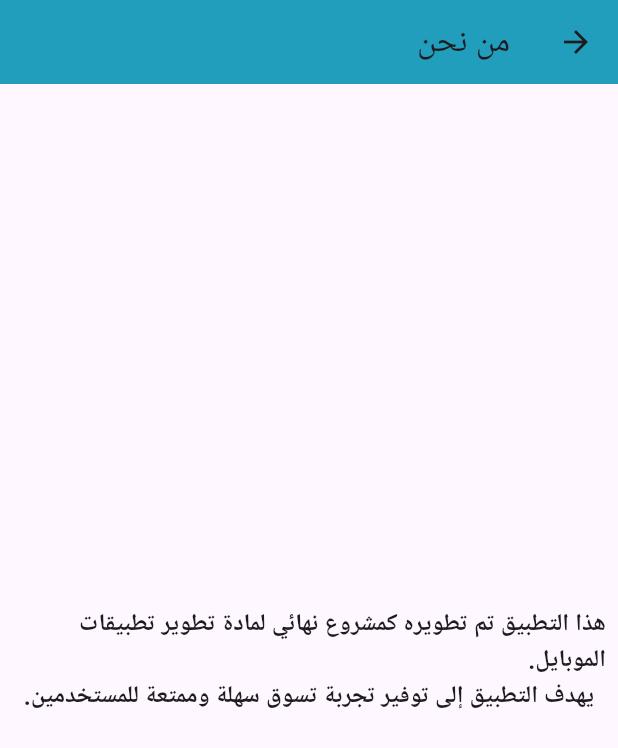
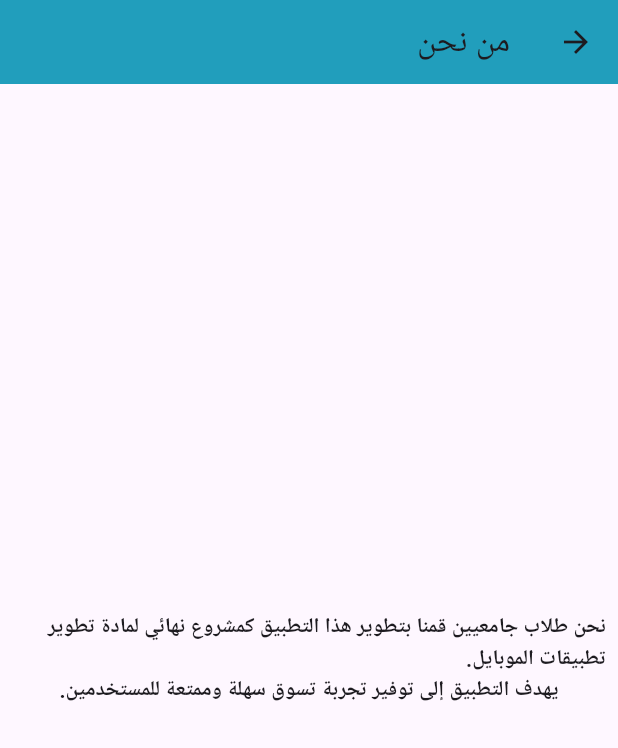
Before and after one commit to aimennajib/Electrical-store-project, a Flutter app: the HomeScreen screen opened directly, in the side drawer, after a tap on "من نحن", on a phone screen of 412 x 824 dp. Shown: the top 748 px of the screen. Run offline on Flutter 3.47's test engine with Material 3 defaults, Android fonts, the phone set to English and light mode, and no system bars; our stand-ins replace google_fonts; Roboto replaces fonts that are missing (Tajawal).

Commit message:
edit in product_cart page

```diff
--- a/lib/pages/abut_as.dart
+++ b/lib/pages/abut_as.dart
@@ -19,10 +19,10 @@ class AboutUs extends StatelessWidget {
 
             children: [
               Text(
-                'هذا التطبيق تم تطويره كمشروع نهائي لمادة تطوير تطبيقات الموبايل.',
+                'نحن طلاب جامعيين قمنا بتطوير هذا التطبيق كمشروع نهائي لمادة تطوير تطبيقات الموبايل.',
                 style: GoogleFonts.tajawal(
                   textStyle: TextStyle(
-                    fontSize: 16,
+                    fontSize: 14,
                     fontWeight: FontWeight.w700,
                     // color: Colors.white,
                   ),
@@ -32,7 +32,7 @@ class AboutUs extends StatelessWidget {
                 "يهدف التطبيق إلى توفير تجربة تسوق سهلة وممتعة للمستخدمين.",
                 style: GoogleFonts.tajawal(
                   textStyle: TextStyle(
-                    fontSize: 16,
+                    fontSize: 14,
                     fontWeight: FontWeight.w700,
                     // color: Colors.white,
                   ),
--- a/lib/pages/details_screen.dart
+++ b/lib/pages/details_screen.dart
@@ -1,6 +1,5 @@
 import 'package:flutter/material.dart';
 import 'package:project/product_list/product.dart';
-
 
 class DetailsScreen extends StatelessWidget {
   final Product product;
--- a/lib/pages/help.dart
+++ b/lib/pages/help.dart
@@ -22,17 +22,18 @@ class Help extends StatelessWidget {
                 'للمساعدة، يرجى التواصل معنا عبر البريد الإلكتروني: support@example.com',
                 style: GoogleFonts.tajawal(
                   textStyle: TextStyle(
-                    fontSize: 16,
+                    fontSize: 14,
                     fontWeight: FontWeight.w700,
                     // color: Colors.white,
                   ),
                 ),
               ),
+              SizedBox(height: 10),
               Text(
-                "أو الاتصال على رقم الهاتف: +123456789",
+                "أو الاتصال على رقم الهاتف: +976788888888",
                 style: GoogleFonts.tajawal(
                   textStyle: TextStyle(
-                    fontSize: 16,
+                    fontSize: 14,
                     fontWeight: FontWeight.w700,
                     // color: Colors.white,
                   ),
@@ -45,70 +46,3 @@ class Help extends StatelessWidget {
     );
   }
 }
-
-// import 'package:flutter/material.dart';
-
-// class Airpod extends StatelessWidget {
-//   const Airpod({super.key});
-
-//   @override
-//   Widget build(BuildContext context) {
-//     return Scaffold(
-//       body: Column(
-//         mainAxisAlignment: MainAxisAlignment.center,
-//         children: [
-//           Container(
-//             height: 110,
-//             width: double.infinity,
-//             decoration: BoxDecoration(
-//               color: Colors.red,
-//               borderRadius: BorderRadius.circular(15),
-//               boxShadow: [
-//                 BoxShadow(
-//                   color: Colors.grey.withOpacity(0.5),
-//                   spreadRadius: 2,
-//                   blurRadius: 5,
-//                   offset: const Offset(0, 3),
-//                 ),
-//               ],
-//             ),
-//             child: Row(
-//               mainAxisAlignment: MainAxisAlignment.spaceAround,
-//               children: [
-//                 Column(
-//                   children: [
-//                     Text(
-//                       'Airpod Pro',
-//                       style: TextStyle(
-//                         fontSize: 24,
-//                         fontWeight: FontWeight.bold,
-//                         color: Colors.black,
-//                       ),
-//                     ),
-
-//                     SizedBox(height: 10),
-//                     Text(
-//                       '\$249',
-//                       style: TextStyle(
-//                         fontSize: 20,
-//                         fontWeight: FontWeight.w500,
-//                         color: Colors.grey[700],
-//                       ),
-//                     ),
-//                   ],
-//                 ),
-//                 const SizedBox(width: 20),
-//                 Image.asset(
-//                   'assets/images/airpod.jpg',
-//                   height: 100,
-//                   width: 100,
-//                   fit: BoxFit.cover,
-//                 ),
-//               ],
-//             ),
-//           ),
-//         ],
-//       ),
-//     );
-//   }
-// }
--- a/lib/pages/home_screen.dart
+++ b/lib/pages/home_screen.dart
@@ -14,9 +14,7 @@ class HomeScreen extends StatelessWidget {
 
   @override
   Widget build(BuildContext context) {
-    return SafeArea(
-      bottom: false,
-      child: Scaffold(
+    return Scaffold(
       backgroundColor: Color(0xFF219ebc),
       appBar: AppBar(
         iconTheme: IconThemeData(color: Colors.white),
@@ -197,7 +195,6 @@ class HomeScreen extends StatelessWidget {
           ),
         ],
       ),
-      ),
     );
   }
 }
--- a/lib/pages/product_cart.dart
+++ b/lib/pages/product_cart.dart
@@ -1,4 +1,5 @@
 import 'package:flutter/material.dart';
+
 import 'package:google_fonts/google_fonts.dart';
 import 'package:project/product_list/product.dart';
 
@@ -16,81 +17,57 @@ class ProductCard extends StatelessWidget {
 
   @override
   Widget build(BuildContext context) {
-    Size size = MediaQuery.of(context).size;
+    // Size size = MediaQuery.of(context).size;
     return Container(
       margin: EdgeInsets.symmetric(horizontal: 10.0, vertical: 10.0),
       height: 190.0,
-      child: InkWell(
-        onTap: () {
-          press();
-        },
-        child: Stack(
-          alignment: Alignment.bottomCenter,
+      child: Column(
+        mainAxisAlignment: MainAxisAlignment.center,
         children: [
-            Container(
-              height: 150.0,
+          InkWell(
+            onTap: () => press(),
+            child: Container(
+              height: 130,
+              width: double.infinity,
               decoration: BoxDecoration(
-                borderRadius: BorderRadius.circular(22),
                 color: Colors.white,
+                borderRadius: BorderRadius.circular(15),
                 boxShadow: [
                   BoxShadow(
-                    offset: Offset(0, 15),
-                    blurRadius: 25,
-                    color: Colors.black12,
+                    color: Colors.grey.withOpacity(0.5),
+                    spreadRadius: 2,
+                    blurRadius: 5,
+                    offset: const Offset(0, 5),
                   ),
                 ],
               ),
-            ),
-            Positioned(
-              top: 40.0,
-              left: 0.0,
-              child: Container(
-                padding: EdgeInsets.symmetric(horizontal: 20.0),
-                height: 130.0,
-                width: 150.0,
-                child: Image.asset(product!.image, fit: BoxFit.cover),
+              child: Row(
+                mainAxisAlignment: MainAxisAlignment.spaceAround,
+                children: [
+                  Padding(
+                    padding: const EdgeInsets.only(top: 15, right: 5, left: 5),
+                    child: Column(
+                      children: [
+                        Text(
+                          product!.title,
+                          style: TextStyle(
+                            fontSize: 14,
+                            fontWeight: FontWeight.bold,
+                            color: Colors.black,
                           ),
                         ),
-            Positioned(
-              bottom: 0.0,
-              right: 0.0,
-              child: SizedBox(
-                height: 130.0,
+                        Text(
+                          product!.subTitle,
+                          style: TextStyle(fontSize: 12, color: Colors.black),
+                        ),
 
-                width: size.width - 200,
-                child: Column(
-                  children: [
-                    Spacer(),
-                    Padding(
-                      padding: const EdgeInsets.symmetric(horizontal: 20.0),
-                      child: Text(
-                        product!.title,
-                        style: GoogleFonts.tajawal(
-                          textStyle: TextStyle(
-                            fontSize: 14,
-                            fontWeight: FontWeight.bold,
-                          ),
-                        ),
-                      ),
-                    ),
-                    Spacer(),
-                    Padding(
-                      padding: const EdgeInsets.symmetric(horizontal: 10.0),
-                      child: Text(
-                        product!.subTitle,
-                        style: TextStyle(
-                          fontSize: 12.0,
-                          fontWeight: FontWeight.w300,
-                        ),
-                      ),
-                    ),
-                    Spacer(),
+                        SizedBox(height: 20),
                         Padding(
                           padding: const EdgeInsets.all(10.0),
                           child: Container(
                             padding: EdgeInsets.symmetric(
                               horizontal: 30.0,
-                          vertical: 10.0,
+                              // vertical: 10.0,
                             ),
                             decoration: BoxDecoration(
                               color: Color(0xFFfcca46),
@@ -102,10 +79,19 @@ class ProductCard extends StatelessWidget {
                       ],
                     ),
                   ),
+
+                  Image.asset(
+                    product!.image,
+                    height: 110,
+                    width: 120,
+                    fit: BoxFit.cover,
                   ),
                 ],
               ),
             ),
+          ),
+        ],
+      ),
     );
   }
 }
--- a/lib/product_list/product.dart
+++ b/lib/product_list/product.dart
@@ -11,13 +11,13 @@ class Product {
     required this.image,
   });
 
-  Product? operator [](int other) {}
+
 }
 
 List<Product> product = [
   Product(
     id: 1,
-    price: 50,
+    price: 100,
     title: 'سماعات لاسلكية',
     subTitle: 'سماعات عالية الجوده ينصح بشرائها  ',
     description:
@@ -44,7 +44,7 @@ List<Product> product = [
   ),
   Product(
     id: 4,
-    price: 10,
+    price: 50,
     title: ' سماعات',
     subTitle: ' استمتع لساعات طويلة',
     description:
```
Lines whose indentation alone changed are shown as unchanged.
